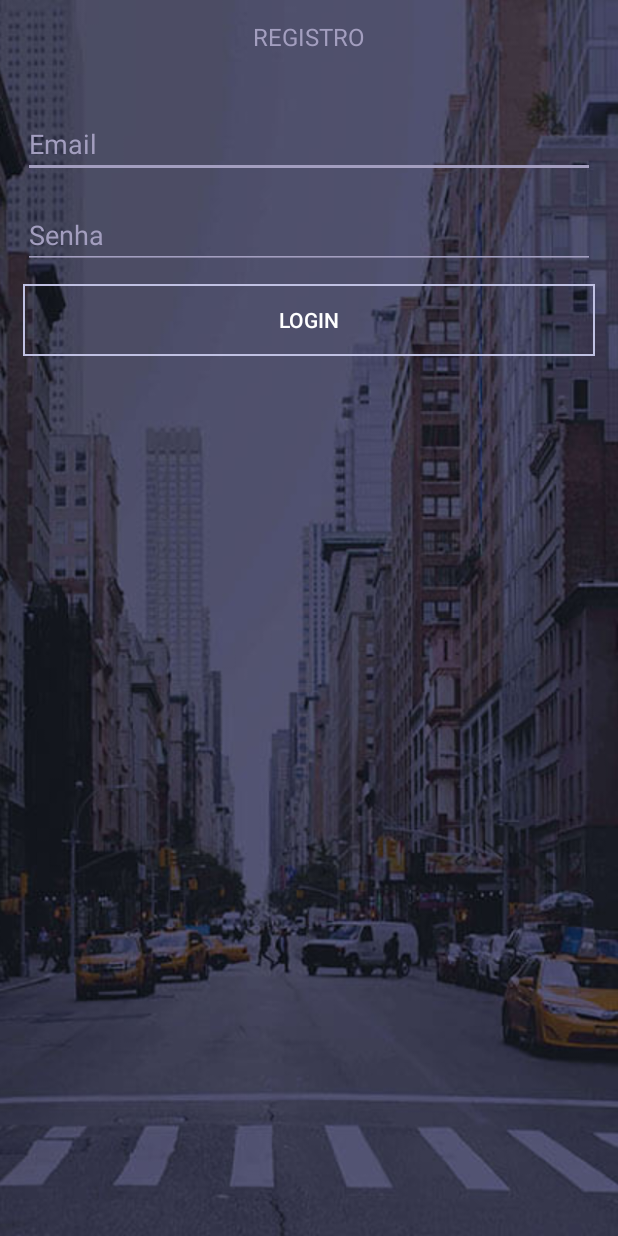
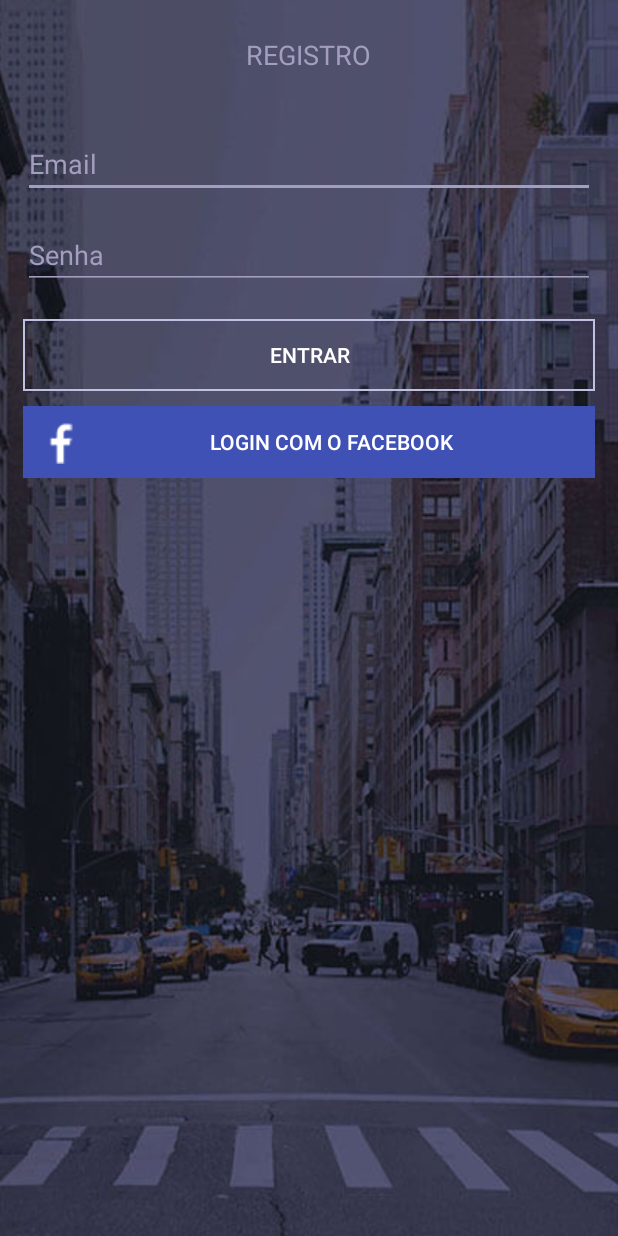
Before and after one commit to stringariSM/minhaComunidade, an Android app: the LoginActivity screen opened directly, with no data from a screen before it, on a phone screen of 412 x 824 dp. Run offline under Robolectric (Android 15) with nearby library versions, the light colour scheme and no system bars; our stand-ins replace Firebase (no records; nobody signed in at launch, a user with empty details on screens opened directly); 2 statements that could not run were skipped.

Commit message:
Animações

```diff
--- a/app/src/main/java/com/comunidadeapp/minhacomunidade/LoginActivity.java
+++ b/app/src/main/java/com/comunidadeapp/minhacomunidade/LoginActivity.java
@@ -31,6 +31,8 @@ public class LoginActivity extends AppCompatActivity {
     protected void onCreate(Bundle savedInstanceState) {
         super.onCreate(savedInstanceState);
         setContentView(R.layout.activity_login);
+        overridePendingTransition(R.anim.left_go_in, R.anim.left_go_out);
+
         Intent Mensagens = new Intent(this,ServicoMensagens.class);
         startService(Mensagens);
         mAuth = FirebaseAuth.getInstance();
--- a/app/src/main/res/layout/activity_login.xml
+++ b/app/src/main/res/layout/activity_login.xml
@@ -24,8 +24,8 @@
         android:layout_marginStart="15dp"
         android:layout_marginTop="38dp"
         android:ems="10"
-        android:hint="Email"
-        android:inputType="textPersonName"
+        android:hint="@string/email"
+        android:inputType="textEmailAddress"
         android:textColor="#fff"
         android:textColorHint="@color/titleColor" />
 
@@ -38,7 +38,7 @@
         android:layout_marginEnd="15dp"
         android:layout_marginTop="15dp"
         android:ems="10"
-        android:hint="Senha"
+        android:hint="@string/senha"
         android:inputType="textPassword"
         android:textColorHint="@color/titleColor" />
 
@@ -50,21 +50,37 @@
         android:layout_below="@+id/LoginEdtSenha"
         android:layout_marginEnd="15dp"
         android:layout_marginStart="15dp"
+        android:layout_marginTop="20dp"
+        android:background="@drawable/button_border"
+        android:text="@string/entrar"
+        android:textColor="#fff" />
+
+    <Button
+        android:id="@+id/btnFacebookSignup"
+        android:layout_width="match_parent"
+        android:layout_height="wrap_content"
+        android:layout_alignStart="@+id/LoginBtnLogin"
+        android:layout_below="@+id/LoginBtnLogin"
+        android:layout_marginEnd="15dp"
         android:layout_marginTop="10dp"
-        android:background="@drawable/button_border"
-        android:text="Login"
-        android:textColor="#fff" />
+        android:background="@color/colorPrimary"
+        android:drawableStart="@drawable/icon_facebook"
+        android:paddingEnd="10dp"
+        android:paddingStart="10dp"
+        android:text="@string/login_com_o_facebook"
+        android:textAlignment="center"
+        android:textColor="@color/common_google_signin_btn_text_dark_default" />
 
     <TextView
         android:id="@+id/textView"
         android:layout_width="wrap_content"
         android:layout_height="wrap_content"
-        android:layout_alignParentTop="true"
-        android:layout_centerHorizontal="true"
-        android:layout_marginTop="13dp"
-        android:text="Registro"
+        android:layout_marginTop="24dp"
+        android:text="@string/registro"
         android:textAlignment="center"
         android:textAllCaps="true"
         android:textColor="@color/titleColor"
-        android:textSize="16sp" />
+        android:textSize="18sp"
+        android:layout_alignParentTop="true"
+        android:layout_centerHorizontal="true" />
 </RelativeLayout>
--- a/app/src/main/res/values/strings.xml
+++ b/app/src/main/res/values/strings.xml
@@ -12,4 +12,9 @@
     <string name="imagem_de_fundo">Imagem de fundo</string>
     <string name="minha_comunidade">Minha Comunidade</string>
     <string name="j_possui_uma_conta">Já possui uma conta?</string>
+    <string name="login_com_o_facebook">Login com o Facebook</string>
+    <string name="registro">Registro</string>
+    <string name="entrar">Entrar</string>
+    <string name="senha">Senha</string>
+    <string name="email">Email</string>
 </resources>
```
